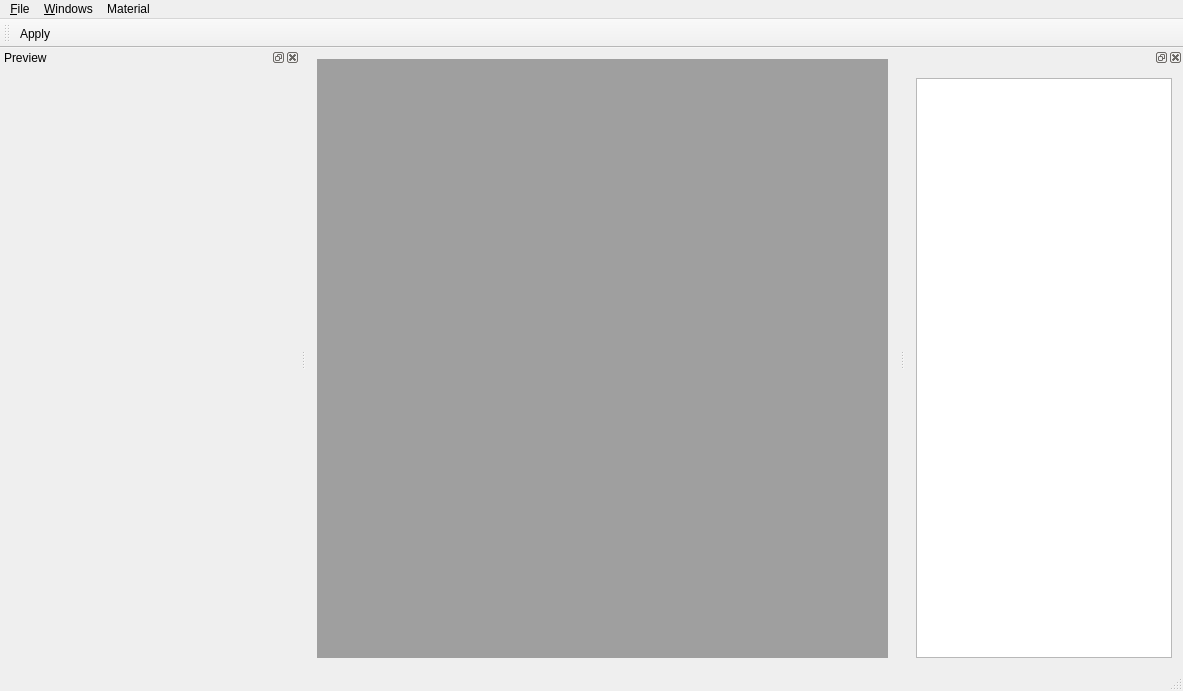
Old version of the form Src/mainwindow.ui in the repository ironsteel/QtOME.
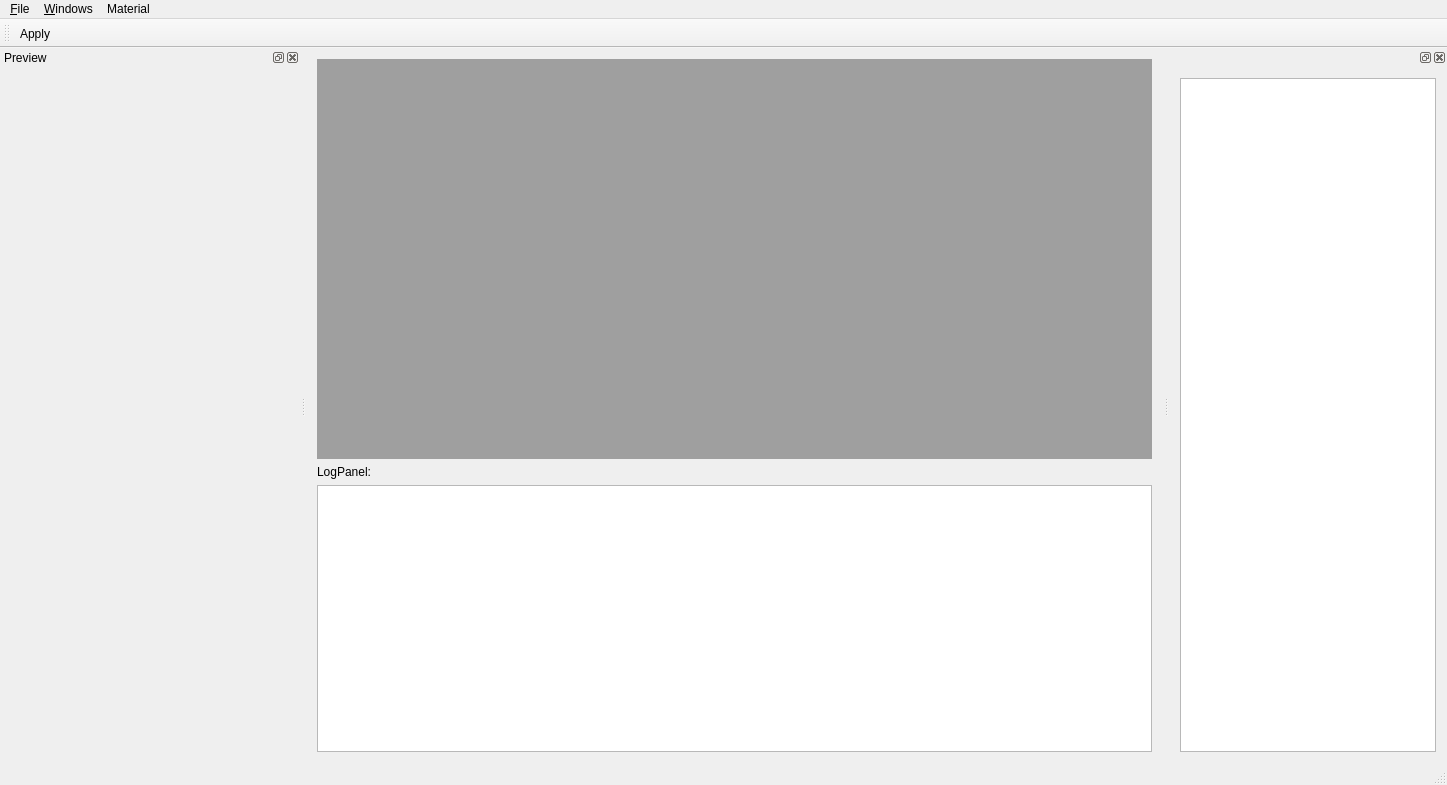
New version of the form. Icons and pictures are not drawn. Custom widgets are drawn as their Qt base class.

Commit message: Added logPanel(QPlainTextEdit) to UI.

```diff
--- a/Src/mainwindow.ui
+++ b/Src/mainwindow.ui
@@ -6,8 +6,8 @@
    <rect>
     <x>0</x>
     <y>0</y>
-    <width>1183</width>
-    <height>691</height>
+    <width>1447</width>
+    <height>785</height>
    </rect>
   </property>
   <property name="windowTitle">
@@ -55,6 +55,16 @@
       </widget>
      </widget>
     </item>
+    <item>
+     <widget class="QLabel" name="label">
+      <property name="text">
+       <string>LogPanel:</string>
+      </property>
+     </widget>
+    </item>
+    <item>
+     <widget class="QPlainTextEdit" name="logPanel"/>
+    </item>
    </layout>
   </widget>
   <widget class="QMenuBar" name="menuBar">
@@ -62,7 +72,7 @@
     <rect>
      <x>0</x>
      <y>0</y>
-     <width>1183</width>
+     <width>1447</width>
      <height>23</height>
     </rect>
    </property>
```
Left out of the diff: 26 changed lines with no effect on the pictures.
